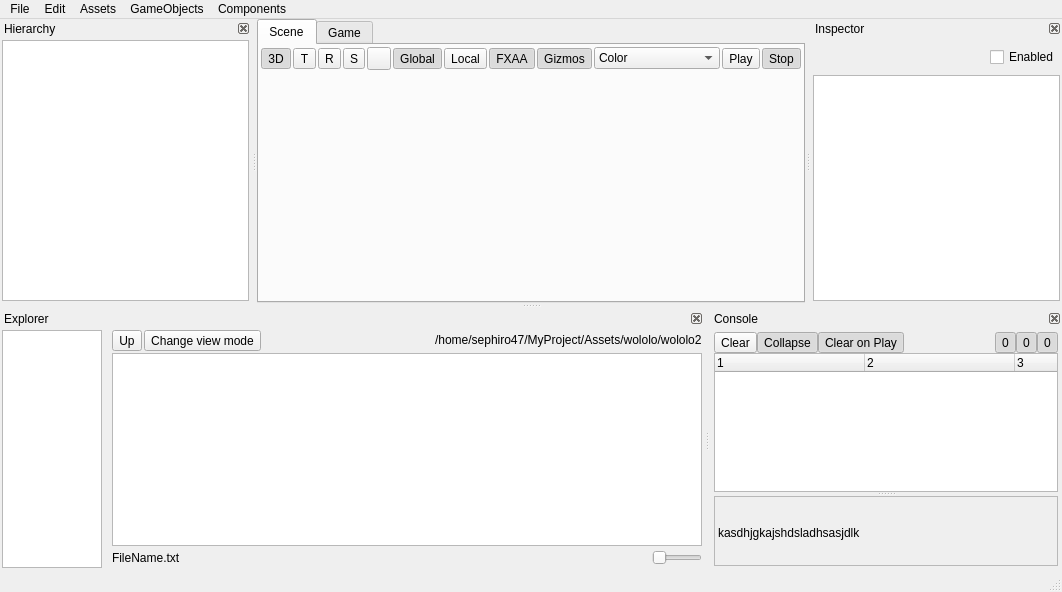
Bang3DEngine/OldBang, file EngineAssets/EditorWindow.ui: the form before one commit.
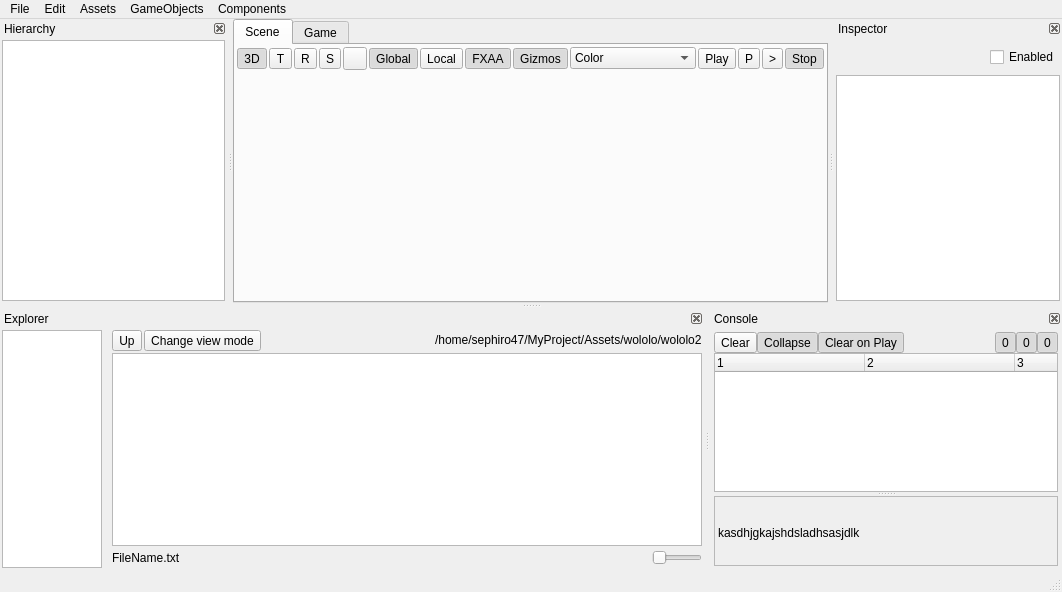
The form after the commit. Icons and pictures are not drawn. Custom widgets are drawn as their Qt base class.

Commit message: Added pause and step frame button

What changed in the file:
```diff
--- a/EngineAssets/EditorWindow.ui
+++ b/EngineAssets/EditorWindow.ui
@@ -315,6 +315,26 @@
                </property>
               </widget>
              </item>
+             <item>
+              <widget class="QToolButton" name="buttonPause">
+               <property name="text">
+                <string>P</string>
+               </property>
+               <property name="checkable">
+                <bool>true</bool>
+               </property>
+              </widget>
+             </item>
+             <item>
+              <widget class="QToolButton" name="buttonStepFrame">
+               <property name="text">
+                <string>&gt;</string>
+               </property>
+               <property name="checkable">
+                <bool>false</bool>
+               </property>
+              </widget>
+             </item>
              <item>
               <widget class="QToolButton" name="buttonStop">
                <property name="text">
```
Left out of the diff: 6 changed lines with no effect on the pictures. The commit also changes 55 other files.
